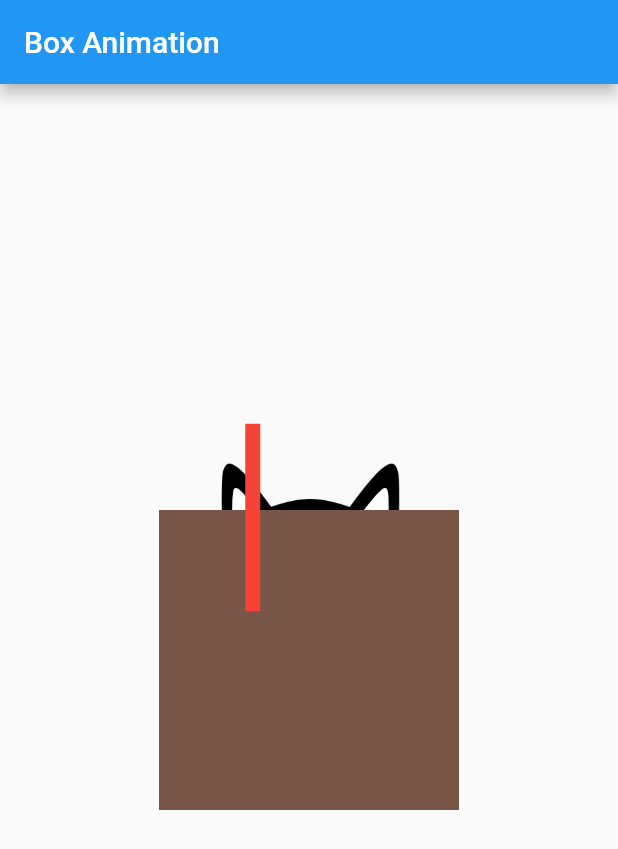
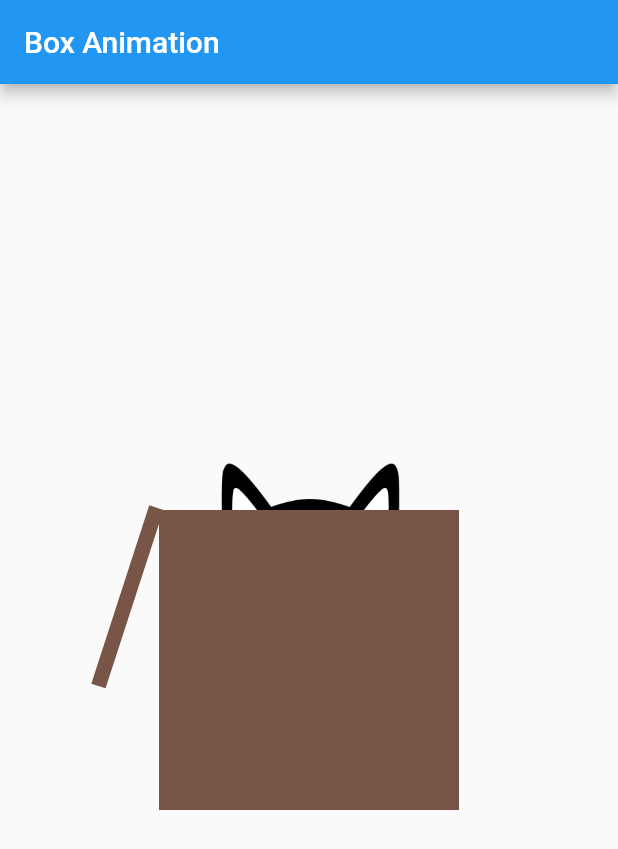
Before and after one commit to rubayet211/FlutterCatAnimation, a Flutter app: the screen it shows after launch, on a phone screen of 412 x 824 dp. Shown: the top 849 px of the screen. Run offline on Flutter 3.47's test engine with Material 2 defaults, Android fonts, the phone set to English and light mode, and no system bars.

Commit message:
11th Commit

```diff
--- a/lib/src/screens/home.dart
+++ b/lib/src/screens/home.dart
@@ -10,10 +10,21 @@ class Home extends StatefulWidget {
 class HomeState extends State<Home> with TickerProviderStateMixin {
   late Animation<double> catAnimation;
   late AnimationController catController;
+  late Animation<double> boxAnimation;
+  late AnimationController boxController;
 
   @override
   initState() {
     super.initState();
+
+    boxController = AnimationController(
+      duration: Duration(seconds: 2),
+      vsync: this,
+    );
+
+    boxAnimation = Tween(begin: 0.0, end: 3.14).animate(
+      CurvedAnimation(parent: boxController, curve: Curves.linear),
+    );
 
     catController = AnimationController(
       duration: Duration(milliseconds: 200),
@@ -77,13 +88,17 @@ class HomeState extends State<Home> with TickerProviderStateMixin {
   }
 
   Widget buildLeftFlap() {
-    return Transform.rotate(
-      child: Container(
-        height: 10.0,
-        width: 125.0,
-        color: Colors.red,
+    return Positioned(
+      left: 3.0,
+      child: Transform.rotate(
+        child: Container(
+          height: 10.0,
+          width: 125.0,
+          color: Colors.brown,
+        ),
+        angle: pi * 0.6,
+        alignment: Alignment.topLeft,
       ),
-      angle: pi / 2.0,
     );
   }
 }
```
